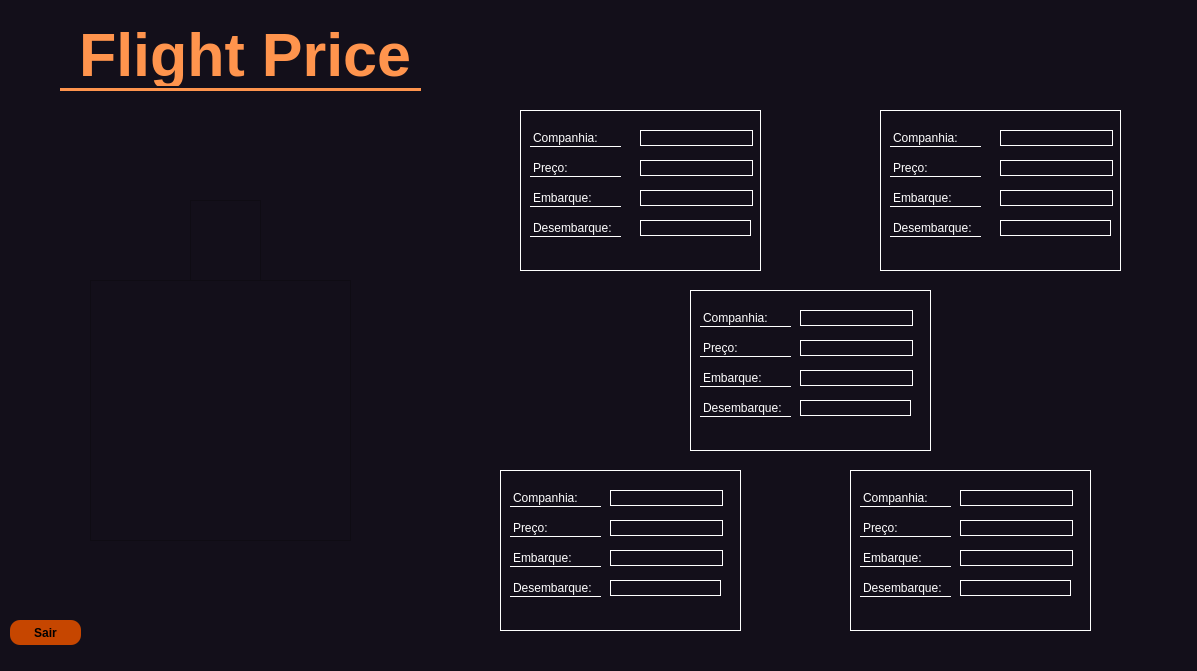
Above: index/tela_principal.ui from Alisson-Rodrigo/FlightPrice before the change. Below: the same form after it.
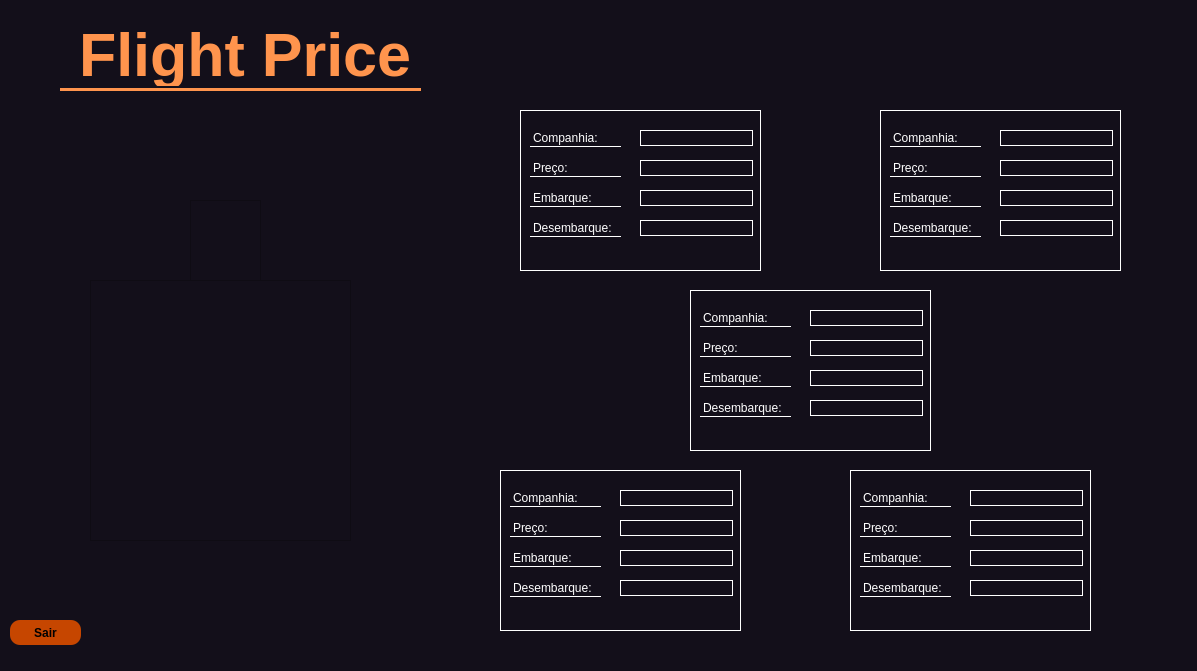
That is the form after the change. Icons and pictures are not drawn.

What changed in the file:
```diff
--- a/index/tela_principal.ui
+++ b/index/tela_principal.ui
@@ -263,10 +263,16 @@
       <rect>
        <x>120</x>
        <y>110</y>
-       <width>111</width>
+       <width>113</width>
        <height>16</height>
       </rect>
      </property>
+     <property name="styleSheet">
+      <string notr="true">color: white;</string>
+     </property>
+     <property name="text">
+      <string/>
+     </property>
     </widget>
    </widget>
    <widget class="QFrame" name="frame_4">
@@ -406,10 +412,16 @@
       <rect>
        <x>120</x>
        <y>110</y>
-       <width>111</width>
+       <width>113</width>
        <height>16</height>
       </rect>
      </property>
+     <property name="styleSheet">
+      <string notr="true">color: white;</string>
+     </property>
+     <property name="text">
+      <string/>
+     </property>
     </widget>
    </widget>
    <widget class="QFrame" name="frame_5">
@@ -508,12 +520,18 @@
      </property>
      <property name="geometry">
       <rect>
-       <x>110</x>
+       <x>120</x>
        <y>20</y>
        <width>113</width>
        <height>16</height>
       </rect>
      </property>
+     <property name="styleSheet">
+      <string notr="true">color: white;</string>
+     </property>
+     <property name="text">
+      <string/>
+     </property>
     </widget>
     <widget class="QLineEdit" name="lineEdit_10">
      <property name="enabled">
@@ -521,12 +539,18 @@
      </property>
      <property name="geometry">
       <rect>
-       <x>110</x>
+       <x>120</x>
        <y>50</y>
        <width>113</width>
        <height>16</height>
       </rect>
      </property>
+     <property name="styleSheet">
+      <string notr="true">color: white;</string>
+     </property>
+     <property name="text">
+      <string/>
+     </property>
     </widget>
     <widget class="QLineEdit" name="lineEdit_11">
      <property name="enabled">
@@ -534,12 +558,18 @@
      </property>
      <property name="geometry">
       <rect>
-       <x>110</x>
+       <x>120</x>
        <y>80</y>
        <width>113</width>
        <height>16</height>
       </rect>
      </property>
+     <property name="styleSheet">
+      <string notr="true">color: white;</string>
+     </property>
+     <property name="text">
+      <string/>
+     </property>
     </widget>
     <widget class="QLineEdit" name="lineEdit_12">
      <property name="enabled">
@@ -547,12 +577,18 @@
      </property>
      <property name="geometry">
       <rect>
-       <x>110</x>
+       <x>120</x>
        <y>110</y>
-       <width>111</width>
+       <width>113</width>
        <height>16</height>
       </rect>
      </property>
+     <property name="styleSheet">
+      <string notr="true">color: white;</string>
+     </property>
+     <property name="text">
+      <string/>
+     </property>
     </widget>
    </widget>
    <widget class="QFrame" name="frame_6">
@@ -651,12 +687,18 @@
      </property>
      <property name="geometry">
       <rect>
-       <x>110</x>
+       <x>120</x>
        <y>20</y>
        <width>113</width>
        <height>16</height>
       </rect>
      </property>
+     <property name="styleSheet">
+      <string notr="true">color: white;</string>
+     </property>
+     <property name="text">
+      <string/>
+     </property>
     </widget>
     <widget class="QLineEdit" name="lineEdit_14">
      <property name="enabled">
@@ -664,12 +706,18 @@
      </property>
      <property name="geometry">
       <rect>
-       <x>110</x>
+       <x>120</x>
        <y>50</y>
        <width>113</width>
        <height>16</height>
       </rect>
      </property>
+     <property name="styleSheet">
+      <string notr="true">color: white;</string>
+     </property>
+     <property name="text">
+      <string/>
+     </property>
     </widget>
     <widget class="QLineEdit" name="lineEdit_15">
      <property name="enabled">
@@ -677,12 +725,18 @@
      </property>
      <property name="geometry">
       <rect>
-       <x>110</x>
+       <x>120</x>
        <y>80</y>
        <width>113</width>
        <height>16</height>
       </rect>
      </property>
+     <property name="styleSheet">
+      <string notr="true">color: white;</string>
+     </property>
+     <property name="text">
+      <string/>
+     </property>
     </widget>
     <widget class="QLineEdit" name="lineEdit_16">
      <property name="enabled">
@@ -690,12 +744,18 @@
      </property>
      <property name="geometry">
       <rect>
-       <x>110</x>
+       <x>120</x>
        <y>110</y>
-       <width>111</width>
+       <width>113</width>
        <height>16</height>
       </rect>
      </property>
+     <property name="styleSheet">
+      <string notr="true">color: white;</string>
+     </property>
+     <property name="text">
+      <string/>
+     </property>
     </widget>
    </widget>
    <widget class="QFrame" name="frame_7">
@@ -794,12 +854,18 @@
      </property>
      <property name="geometry">
       <rect>
-       <x>110</x>
+       <x>120</x>
        <y>20</y>
        <width>113</width>
        <height>16</height>
       </rect>
      </property>
+     <property name="styleSheet">
+      <string notr="true">color: white;</string>
+     </property>
+     <property name="text">
+      <string/>
+     </property>
     </widget>
     <widget class="QLineEdit" name="lineEdit_18">
      <property name="enabled">
@@ -807,12 +873,18 @@
      </property>
      <property name="geometry">
       <rect>
-       <x>110</x>
+       <x>120</x>
        <y>50</y>
        <width>113</width>
        <height>16</height>
       </rect>
      </property>
+     <property name="styleSheet">
+      <string notr="true">color: white;</string>
+     </property>
+     <property name="text">
+      <string/>
+     </property>
     </widget>
     <widget class="QLineEdit" name="lineEdit_19">
      <property name="enabled">
@@ -820,12 +892,18 @@
      </property>
      <property name="geometry">
       <rect>
-       <x>110</x>
+       <x>120</x>
        <y>80</y>
        <width>113</width>
        <height>16</height>
       </rect>
      </property>
+     <property name="styleSheet">
+      <string notr="true">color: white;</string>
+     </property>
+     <property name="text">
+      <string/>
+     </property>
     </widget>
     <widget class="QLineEdit" name="lineEdit_20">
      <property name="enabled">
@@ -833,12 +911,18 @@
      </property>
      <property name="geometry">
       <rect>
-       <x>110</x>
+       <x>120</x>
        <y>110</y>
-       <width>111</width>
+       <width>113</width>
        <height>16</height>
       </rect>
      </property>
+     <property name="styleSheet">
+      <string notr="true">color: white;</string>
+     </property>
+     <property name="text">
+      <string/>
+     </property>
     </widget>
    </widget>
    <zorder>label</zorder>
```
Left out of the diff: 36 changed lines with no effect on the pictures.
